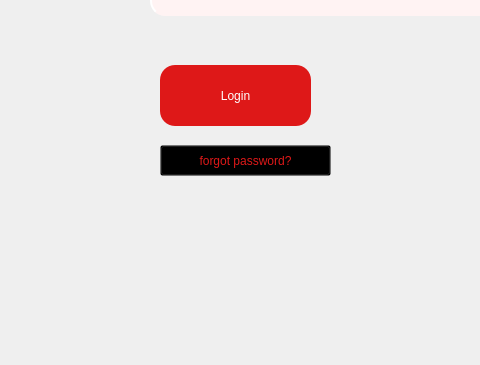
Qt form ui/loginscr.ui (yatharthsameer/Transport-Company-Computerisation-TCC-Software-) before a commit; both pictures show x 760 to 1240 and y 475 to 840 of the 1351 by 840 pixel window.
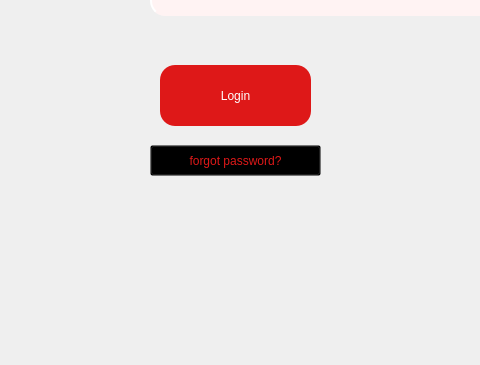
The same form after that commit. Icons and pictures are not drawn.

```diff
--- a/ui/loginscr.ui
+++ b/ui/loginscr.ui
@@ -271,16 +271,22 @@
    <widget class="QPushButton" name="forgotpasswordButton">
     <property name="geometry">
      <rect>
-      <x>920</x>
+      <x>910</x>
       <y>620</y>
       <width>171</width>
       <height>31</height>
      </rect>
     </property>
     <property name="styleSheet">
-     <string notr="true">font: 25 15pt &quot;Calibri&quot;;
+     <string notr="true">QPushButton{
+font: 25 15pt &quot;Calibri&quot;;
 color: rgb(222,24,24);
-background-color: transparent</string>
+background-color: transparent
+}
+QPushButton:hover{
+
+	text-decoration: underline;
+}</string>
     </property>
     <property name="text">
      <string>forgot password?</string>
```
Left out of the diff: 12 changed lines with no effect on the pictures.
